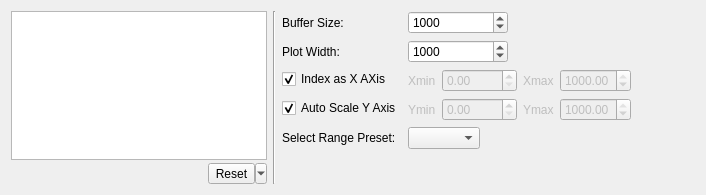
This is src/plotcontrolpanel.ui in AlexanderAmelkin/SerialPlot as Qt 5 draws it before an edit. The edited form follows.
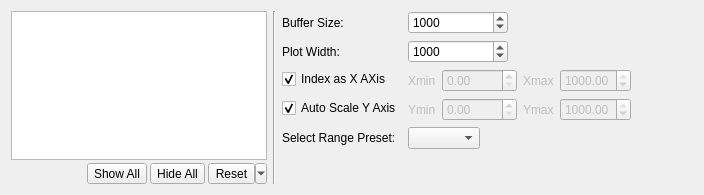
This is the edited form. Custom widgets are drawn as their Qt base class.

Commit message: add buttons to quickly hide/show all channels

```diff
--- a/src/plotcontrolpanel.ui
+++ b/src/plotcontrolpanel.ui
@@ -6,7 +6,7 @@
    <rect>
     <x>0</x>
     <y>0</y>
-    <width>706</width>
+    <width>704</width>
     <height>195</height>
    </rect>
   </property>
@@ -62,6 +62,9 @@
       </item>
       <item>
        <layout class="QHBoxLayout" name="horizontalLayout_2">
+        <property name="spacing">
+         <number>3</number>
+        </property>
         <property name="sizeConstraint">
          <enum>QLayout::SetMaximumSize</enum>
         </property>
@@ -95,11 +98,31 @@
           <property name="sizeHint" stdset="0">
            <size>
             <width>1</width>
-            <height>20</height>
+            <height>1</height>
            </size>
           </property>
          </spacer>
         </item>
+        <item>
+         <widget class="QToolButton" name="tbShowAll">
+          <property name="toolTip">
+           <string>Show all channels</string>
+          </property>
+          <property name="text">
+           <string>Show All</string>
+          </property>
+         </widget>
+        </item>
+        <item>
+         <widget class="QToolButton" name="tbHideAll">
+          <property name="toolTip">
+           <string>Hide all channels</string>
+          </property>
+          <property name="text">
+           <string>Hide All</string>
+          </property>
+         </widget>
+        </item>
         <item>
          <widget class="QToolButton" name="tbReset">
           <property name="text">
```
The commit also changes 4 other files.
